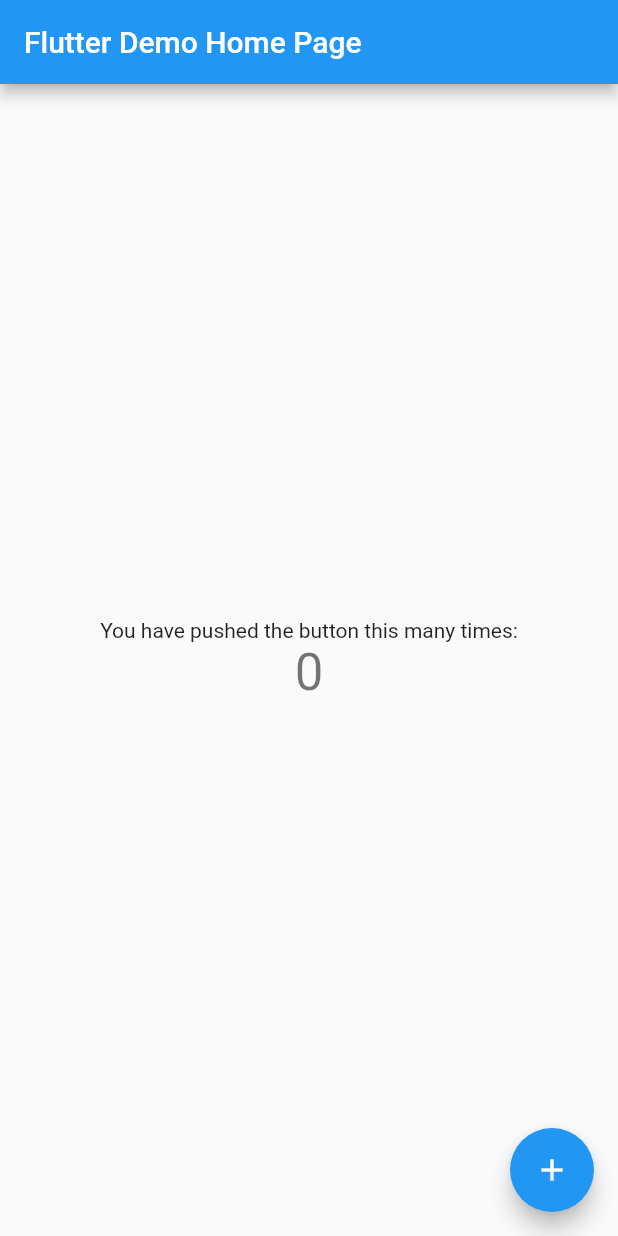
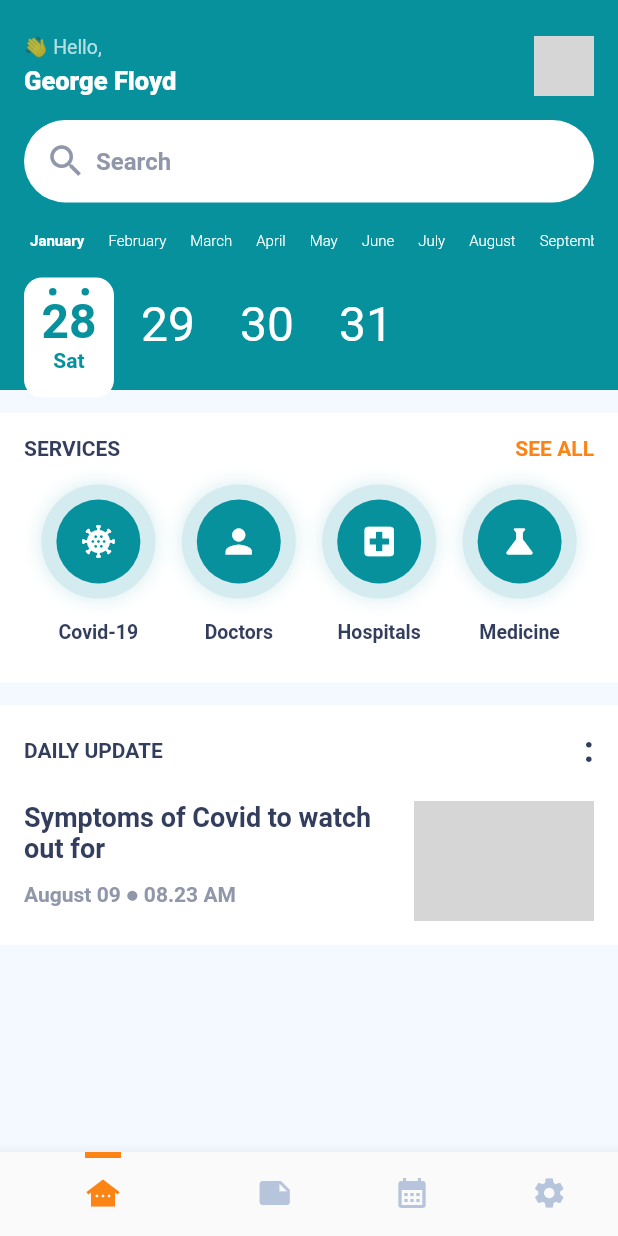
Before and after one commit to arbaazaj/doctors_appointment_app, a Flutter app: the screen it shows after launch, on a phone screen of 412 x 824 dp. Run offline on Flutter 3.47's test engine with Material 2 defaults, Android fonts, the phone set to English and light mode, and no system bars; drawn by our look-alikes of calendar_timeline; network calls fail; grey boxes are pictures that could not be loaded.

Commit message:
Homepage completed. **Added features** > Search > Custom Calendar. > Custom Bottom Navbar.

```diff
--- a/lib/main.dart
+++ b/lib/main.dart
@@ -1,3 +1,4 @@
+import 'package:doctors_appointment_app/screens/homepage.dart';
 import 'package:flutter/material.dart';
 
 void main() {
@@ -7,109 +8,15 @@ void main() {
 class MyApp extends StatelessWidget {
   const MyApp({Key? key}) : super(key: key);
 
-  // This widget is the root of your application.
   @override
   Widget build(BuildContext context) {
     return MaterialApp(
-      title: 'Flutter Demo',
+      debugShowCheckedModeBanner: false,
+      title: 'Doc-o-point',
       theme: ThemeData(
-        // This is the theme of your application.
-        //
-        // Try running your application with "flutter run". You'll see the
-        // application has a blue toolbar. Then, without quitting the app, try
-        // changing the primarySwatch below to Colors.green and then invoke
-        // "hot reload" (press "r" in the console where you ran "flutter run",
-        // or simply save your changes to "hot reload" in a Flutter IDE).
-        // Notice that the counter didn't reset back to zero; the application
-        // is not restarted.
         primarySwatch: Colors.blue,
       ),
-      home: const MyHomePage(title: 'Flutter Demo Home Page'),
+      home: const HomePage(title: 'Doctor Appointment'),
     );
   }
 }
-
-class MyHomePage extends StatefulWidget {
-  const MyHomePage({Key? key, required this.title}) : super(key: key);
-
-  // This widget is the home page of your application. It is stateful, meaning
-  // that it has a State object (defined below) that contains fields that affect
-  // how it looks.
-
-  // This class is the configuration for the state. It holds the values (in this
-  // case the title) provided by the parent (in this case the App widget) and
-  // used by the build method of the State. Fields in a Widget subclass are
-  // always marked "final".
-
-  final String title;
-
-  @override
-  State<MyHomePage> createState() => _MyHomePageState();
-}
-
-class _MyHomePageState extends State<MyHomePage> {
-  int _counter = 0;
-
-  void _incrementCounter() {
-    setState(() {
-      // This call to setState tells the Flutter framework that something has
-      // changed in this State, which causes it to rerun the build method below
-      // so that the display can reflect the updated values. If we changed
-      // _counter without calling setState(), then the build method would not be
-      // called again, and so nothing would appear to happen.
-      _counter++;
-    });
-  }
-
-  @override
-  Widget build(BuildContext context) {
-    // This method is rerun every time setState is called, for instance as done
-    // by the _incrementCounter method above.
-    //
-    // The Flutter framework has been optimized to make rerunning build methods
-    // fast, so that you can just rebuild anything that needs updating rather
-    // than having to individually change instances of widgets.
-    return Scaffold(
-      appBar: AppBar(
-        // Here we take the value from the MyHomePage object that was created by
-        // the App.build method, and use it to set our appbar title.
-        title: Text(widget.title),
-      ),
-      body: Center(
-        // Center is a layout widget. It takes a single child and positions it
-        // in the middle of the parent.
-        child: Column(
-          // Column is also a layout widget. It takes a list of children and
-          // arranges them vertically. By default, it sizes itself to fit its
-          // children horizontally, and tries to be as tall as its parent.
-          //
-          // Invoke "debug painting" (press "p" in the console, choose the
-          // "Toggle Debug Paint" action from the Flutter Inspector in Android
-          // Studio, or the "Toggle Debug Paint" command in Visual Studio Code)
-          // to see the wireframe for each widget.
-          //
-          // Column has various properties to control how it sizes itself and
-          // how it positions its children. Here we use mainAxisAlignment to
-          // center the children vertically; the main axis here is the vertical
-          // axis because Columns are vertical (the cross axis would be
-          // horizontal).
-          mainAxisAlignment: MainAxisAlignment.center,
-          children: <Widget>[
-            const Text(
-              'You have pushed the button this many times:',
-            ),
-            Text(
-              '$_counter',
-              style: Theme.of(context).textTheme.headline4,
-            ),
-          ],
-        ),
-      ),
-      floatingActionButton: FloatingActionButton(
-        onPressed: _incrementCounter,
-        tooltip: 'Increment',
-        child: const Icon(Icons.add),
-      ), // This trailing comma makes auto-formatting nicer for build methods.
-    );
-  }
-}
--- /dev/null
+++ b/lib/screens/homepage.dart
@@ -0,0 +1,93 @@
+import 'package:calendar_timeline/calendar_timeline.dart';
+import 'package:doctors_appointment_app/themes/colors.dart';
+import 'package:doctors_appointment_app/widgets/custom_app_bar.dart';
+import 'package:doctors_appointment_app/widgets/custom_bottom_navbar_widget.dart';
+import 'package:doctors_appointment_app/widgets/news_card_widget.dart';
+import 'package:doctors_appointment_app/widgets/search_bar_widget.dart';
+import 'package:doctors_appointment_app/widgets/services_card_widget.dart';
+import 'package:flutter/material.dart';
+
+class HomePage extends StatefulWidget {
+  const HomePage({Key? key, required String title}) : super(key: key);
+
+  @override
+  State<HomePage> createState() => _HomePageState();
+}
+
+class _HomePageState extends State<HomePage> {
+  final searchController = TextEditingController();
+  int currentIndex = 0;
+
+  @override
+  Widget build(BuildContext context) {
+    return Scaffold(
+      backgroundColor: backgroundColor,
+      appBar: const CustomAppBar(),
+      bottomNavigationBar: CustomBottomNavBarWidget(
+        onTap: selectedTab,
+        currentIndex: currentIndex,
+      ),
+      body: buildMainBody(context),
+    );
+  }
+
+  Column buildMainBody(BuildContext context) {
+    return Column(
+      mainAxisAlignment: MainAxisAlignment.start,
+      crossAxisAlignment: CrossAxisAlignment.start,
+      children: [
+        buildTopView(context),
+        Flexible(
+          child: SingleChildScrollView(
+            scrollDirection: Axis.vertical,
+            child: Column(
+              mainAxisSize: MainAxisSize.min,
+              children: const [
+                SizedBox(height: 15.0),
+                ServicesCard(),
+                SizedBox(height: 15.0),
+                NewsCard(),
+              ],
+            ),
+          ),
+        ),
+      ],
+    );
+  }
+
+  Container buildTopView(BuildContext context) {
+    return Container(
+      width: MediaQuery.of(context).size.width,
+      height: 180.0,
+      color: mainColor,
+      child: Column(
+        children: [
+          SearchBar(controller: searchController),
+          const SizedBox(height: 20.0),
+          Padding(
+            padding: const EdgeInsets.only(left: 16.0, right: 16.0),
+            child: CalendarTimeline(
+              monthColor: Colors.white,
+              activeDayColor: mainColor,
+              dayColor: Colors.white,
+              activeBackgroundDayColor: Colors.white,
+              shrink: true,
+              initialDate: DateTime.now(),
+              firstDate: DateTime(1900),
+              lastDate: DateTime(2099),
+              onDateSelected: onDateSelected,
+            ),
+          ),
+        ],
+      ),
+    );
+  }
+
+  void onDateSelected(DateTime p1) {}
+
+  void selectedTab(int value) {
+    setState(() {
+      currentIndex = value;
+    });
+  }
+}
--- /dev/null
+++ b/lib/themes/colors.dart
@@ -0,0 +1,10 @@
+import 'package:flutter/material.dart';
+
+const mainColor = Color(0xFF06919d);
+const grey = Color(0xFF9197ab);
+const backgroundColor = Color(0xFFf3f9ff);
+const orangeText = Color(0xFFda9657);
+const chipShadowColor = Color(0xFFd4ebef);
+const textColorBlue = Color(0xFF333e5d);
+const orangeColor = Color(0xFFfc8415);
+const lightGreyColor = Color(0xFFb6c5dc);
--- /dev/null
+++ b/lib/widgets/chip_widget.dart
@@ -0,0 +1,46 @@
+import 'package:doctors_appointment_app/themes/colors.dart';
+import 'package:flutter/material.dart';
+
+class ChipWidget extends StatelessWidget {
+  final IconData icon;
+  final String text;
+
+  const ChipWidget({
+    Key? key,
+    required this.icon,
+    required this.text,
+  }) : super(key: key);
+
+  @override
+  Widget build(BuildContext context) {
+    return Column(
+      crossAxisAlignment: CrossAxisAlignment.center,
+      mainAxisAlignment: MainAxisAlignment.center,
+      children: [
+        Container(
+          decoration: BoxDecoration(boxShadow: const [
+            BoxShadow(
+              color: chipShadowColor,
+              spreadRadius: 10.0,
+              blurStyle: BlurStyle.solid,
+              blurRadius: 10.0,
+            ),
+          ], borderRadius: BorderRadius.circular(64.0)),
+          child: CircleAvatar(
+            radius: 28.0,
+            backgroundColor: mainColor,
+            child: Icon(icon, size: 26.0, color: Colors.white),
+          ),
+        ),
+        const SizedBox(height: 25.0),
+        Text(
+          text,
+          style: const TextStyle(
+              color: textColorBlue,
+              fontSize: 13.0,
+              fontWeight: FontWeight.bold),
+        ),
+      ],
+    );
+  }
+}
--- /dev/null
+++ b/lib/widgets/custom_app_bar.dart
@@ -0,0 +1,61 @@
+import 'package:doctors_appointment_app/themes/colors.dart';
+import 'package:flutter/material.dart';
+
+class CustomAppBar extends StatelessWidget implements PreferredSizeWidget {
+  const CustomAppBar({Key? key}) : super(key: key);
+
+  @override
+  Widget build(BuildContext context) {
+    return Container(
+      color: mainColor,
+      width: MediaQuery.of(context).size.width,
+      child: Padding(
+        padding: const EdgeInsets.only(top: 8.0, left: 16.0, right: 16.0),
+        child: Row(
+          mainAxisAlignment: MainAxisAlignment.spaceBetween,
+          crossAxisAlignment: CrossAxisAlignment.center,
+          children: [
+            Column(
+              crossAxisAlignment: CrossAxisAlignment.start,
+              mainAxisAlignment: MainAxisAlignment.center,
+              children: const [
+                Text(
+                  '👋 Hello,',
+                  style: TextStyle(
+                      color: Colors.white70,
+                      fontSize: 13,
+                      fontWeight: FontWeight.w400),
+                ),
+                SizedBox(
+                  height: 5.0,
+                ),
+                Text(
+                  'George Floyd',
+                  style: TextStyle(
+                    color: Colors.white,
+                    fontSize: 17,
+                    fontWeight: FontWeight.w800,
+                  ),
+                ),
+              ],
+            ),
+            CircleAvatar(
+              child: ClipRRect(
+                borderRadius: BorderRadius.circular(32.0),
+                child: Image.network(
+                  'https://picsum.photos/200/300',
+                  fit: BoxFit.fill,
+                  width: 40,
+                  height: 40,
+                ),
+              ),
+            ),
+          ],
+        ),
+      ),
+    );
+  }
+
+  @override
+  Size get preferredSize => const Size.fromHeight(80);
+}
--- /dev/null
+++ b/lib/widgets/custom_bottom_navbar_widget.dart
@@ -0,0 +1,118 @@
+import 'package:doctors_appointment_app/themes/colors.dart';
+import 'package:flutter/material.dart';
+
+class CustomBottomNavBarWidget extends StatelessWidget {
+  const CustomBottomNavBarWidget({
+    Key? key,
+    required this.currentIndex, required this.onTap,
+  }) : super(key: key);
+
+  final int currentIndex;
+  final ValueChanged<int> onTap;
+
+  @override
+  Widget build(BuildContext context) {
+    return BottomNavigationBar(
+      onTap: onTap,
+      currentIndex: currentIndex,
+      selectedItemColor: orangeColor,
+      unselectedItemColor: lightGreyColor,
+      showSelectedLabels: false,
+      showUnselectedLabels: false,
+      items: [
+        BottomNavigationBarItem(
+          label: 'Home',
+          icon: currentIndex != 0
+              ? const Icon(Icons.other_houses)
+              : Stack(
+            clipBehavior: Clip.none,
+            children: const [
+              Icon(
+                Icons.other_houses,
+              ),
+              Positioned.fill(
+                top: -21.0,
+                child: Align(
+                  alignment: Alignment.topCenter,
+                  child: Divider(
+                    thickness: 4.0,
+                    color: orangeColor,
+                  ),
+                ),
+              ),
+            ],
+          ),
+        ),
+        BottomNavigationBarItem(
+          label: 'Notes',
+          icon: currentIndex != 1
+              ? const Icon(Icons.note)
+              : Stack(
+            clipBehavior: Clip.none,
+            children: const [
+              Icon(
+                Icons.note,
+              ),
+              Positioned.fill(
+                top: -21,
+                child: Align(
+                  alignment: Alignment.topCenter,
+                  child: Divider(
+                    thickness: 4.0,
+                    color: orangeColor,
+                  ),
+                ),
+              ),
+            ],
+          ),
+        ),
+        BottomNavigationBarItem(
+          label: 'Calendar',
+          icon: currentIndex != 2
+              ? const Icon(Icons.calendar_month)
+              : Stack(
+            clipBehavior: Clip.none,
+            children: const [
+              Icon(
+                Icons.calendar_month,
+              ),
+              Positioned.fill(
+                top: -21,
+                child: Align(
+                  alignment: Alignment.topCenter,
+                  child: Divider(
+                    thickness: 4.0,
+                    color: orangeColor,
+                  ),
+                ),
+              ),
+            ],
+          ),
+        ),
+        BottomNavigationBarItem(
+          label: 'Settings',
+          icon: currentIndex != 3
+              ? const Icon(Icons.settings)
+              : Stack(
+            clipBehavior: Clip.none,
+            children: const [
+              Icon(
+                Icons.settings,
+              ),
+              Positioned.fill(
+                top: -21,
+                child: Align(
+                  alignment: Alignment.topCenter,
+                  child: Divider(
+                    thickness: 4.0,
+                    color: orangeColor,
+                  ),
+                ),
+              ),
+            ],
+          ),
+        ),
+      ],
+    );
+  }
+}
--- /dev/null
+++ b/lib/widgets/news_card_widget.dart
@@ -0,0 +1,81 @@
+import 'package:doctors_appointment_app/themes/colors.dart';
+import 'package:flutter/material.dart';
+
+class NewsCard extends StatelessWidget {
+  const NewsCard({
+    Key? key,
+  }) : super(key: key);
+
+  @override
+  Widget build(BuildContext context) {
+    return Flexible(
+      child: Container(
+        color: Colors.white,
+        width: MediaQuery.of(context).size.width,
+        child: Padding(
+          padding: const EdgeInsets.all(16.0),
+          child: Column(
+            children: [
+              Row(
+                mainAxisAlignment: MainAxisAlignment.spaceBetween,
+                children: const [
+                  Text(
+                    'DAILY UPDATE',
+                    style: TextStyle(
+                        fontWeight: FontWeight.bold,
+                        fontSize: 14.0,
+                        color: textColorBlue),
+                  ),
+                  Text(
+                    ':',
+                    style: TextStyle(
+                        fontWeight: FontWeight.bold,
+                        fontSize: 24.0,
+                        color: textColorBlue),
+                  ),
+                ],
+              ),
+              const SizedBox(height: 20.0),
+              Row(
+                crossAxisAlignment: CrossAxisAlignment.start,
+                children: [
+                  Flexible(
+                    child: Column(
+                      crossAxisAlignment: CrossAxisAlignment.start,
+                      children: const [
+                        Text(
+                          'Symptoms of Covid to watch out for',
+                          style: TextStyle(
+                              fontSize: 18.0,
+                              fontWeight: FontWeight.bold,
+                              color: textColorBlue),
+                        ),
+                        SizedBox(height: 10.0),
+                        Text(
+                          'August 09 ● 08.23 AM',
+                          style: TextStyle(
+                            color: grey,
+                            fontWeight: FontWeight.bold,
+                          ),
+                        ),
+                      ],
+                    ),
+                  ),
+                  const SizedBox(
+                    width: 10.0,
+                  ),
+                  Image.network(
+                    'https://picsum.photos/200',
+                    fit: BoxFit.fill,
+                    width: 120.0,
+                    height: 80.0,
+                  ),
+                ],
+              ),
+            ],
+          ),
+        ),
+      ),
+    );
+  }
+}
--- /dev/null
+++ b/lib/widgets/search_bar_widget.dart
@@ -0,0 +1,37 @@
+import 'package:doctors_appointment_app/themes/colors.dart';
+import 'package:flutter/material.dart';
+
+class SearchBar extends StatelessWidget {
+
+  final TextEditingController controller;
+
+  const SearchBar({
+    Key? key, required this.controller,
+  }) : super(key: key);
+
+  @override
+  Widget build(BuildContext context) {
+    return Padding(
+      padding: const EdgeInsets.only(left: 16.0, right: 16.0),
+      child: TextField(
+        controller: controller,
+        style: const TextStyle(color: grey),
+        cursorColor: grey,
+        decoration: InputDecoration(
+          fillColor: Colors.white,
+          filled: true,
+          contentPadding: const EdgeInsets.all(18.0),
+          border: OutlineInputBorder(
+              borderSide: BorderSide.none,
+              borderRadius: BorderRadius.circular(32.0)),
+          prefixIcon: const Padding(
+              padding: EdgeInsets.only(left: 8.0),
+              child: Icon(Icons.search, size: 28.0, color: grey)),
+          hintText: 'Search',
+          hintStyle:
+          const TextStyle(color: grey, fontWeight: FontWeight.bold),
+        ),
+      ),
+    );
+  }
+}
--- /dev/null
+++ b/lib/widgets/services_card_widget.dart
@@ -0,0 +1,57 @@
+import 'package:doctors_appointment_app/themes/colors.dart';
+import 'package:doctors_appointment_app/widgets/chip_widget.dart';
+import 'package:flutter/material.dart';
+
+class ServicesCard extends StatelessWidget {
+  const ServicesCard({
+    Key? key,
+  }) : super(key: key);
+
+  @override
+  Widget build(BuildContext context) {
+    return Container(
+      width: MediaQuery.of(context).size.width,
+      height: 180.0,
+      color: Colors.white,
+      child: Column(
+        children: [
+          Padding(
+            padding: const EdgeInsets.all(16.0),
+            child: Row(
+              mainAxisAlignment: MainAxisAlignment.spaceBetween,
+              children: const [
+                Text(
+                  'SERVICES',
+                  style: TextStyle(
+                    fontSize: 14.0,
+                    fontWeight: FontWeight.bold,
+                    color: textColorBlue
+                  ),
+                ),
+                Text(
+                  'SEE ALL',
+                  style: TextStyle(
+                      fontWeight: FontWeight.w700,
+                      fontSize: 14.0,
+                      color: orangeColor),
+                ),
+              ],
+            ),
+          ),
+          const SizedBox(
+            height: 10.0,
+          ),
+          Row(
+            mainAxisAlignment: MainAxisAlignment.spaceEvenly,
+            children: const [
+              ChipWidget(icon: Icons.coronavirus, text: 'Covid-19'),
+              ChipWidget(icon: Icons.person, text: 'Doctors'),
+              ChipWidget(icon: Icons.local_hospital, text: 'Hospitals'),
+              ChipWidget(icon: Icons.science, text: 'Medicine'),
+            ],
+          ),
+        ],
+      ),
+    );
+  }
+}
--- a/pubspec.yaml
+++ b/pubspec.yaml
@@ -33,7 +33,9 @@ dependencies:
 
   # The following adds the Cupertino Icons font to your application.
   # Use with the CupertinoIcons class for iOS style icons.
-  cupertino_icons: ^1.0.2
+  cupertino_icons: ^1.0.5
+  calendar_timeline: ^1.1.0
+
 
 dev_dependencies:
   flutter_test:
@@ -44,7 +46,7 @@ dev_dependencies:
   # activated in the `analysis_options.yaml` file located at the root of your
   # package. See that file for information about deactivating specific lint
   # rules and activating additional ones.
-  flutter_lints: ^2.0.0
+  flutter_lints: ^2.0.1
 
 # For information on the generic Dart part of this file, see the
 # following page: https://dart.dev/tools/pub/pubspec
```
Also changed, not shown: pubspec.lock.
